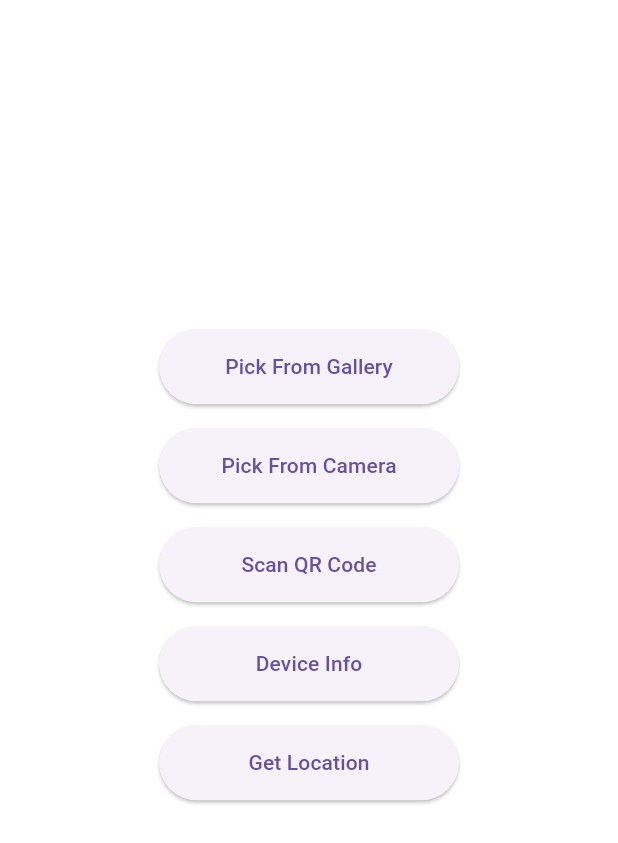
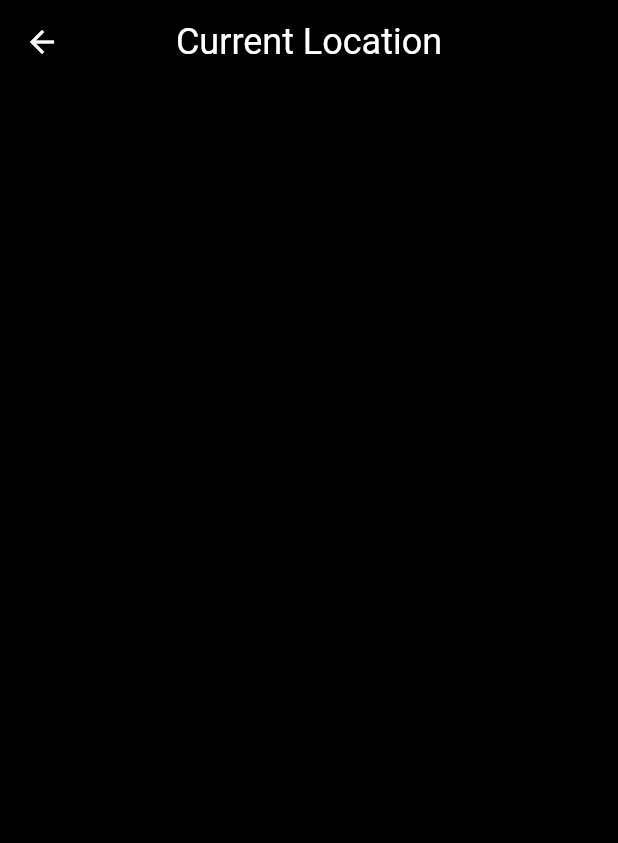
Before and after one commit to Pingu7731/idkbro, a Flutter app: the screen it shows after launch, after a tap on "Get Location", on a phone screen of 412 x 824 dp. Shown: the top 843 px of the screen. Run offline on Flutter 3.47's test engine with Material 3 defaults, Android fonts, the light colour scheme and no system bars; our stand-ins replace device_info_plus, image_picker; missing offline and left inert: mobile_scanner.

Commit message:
Add: GeoLocator
add:
-new getlocation.dart
-pubspec grolocator
-new mental illness

```diff
--- a/idkbro/lib/homepage.dart
+++ b/idkbro/lib/homepage.dart
@@ -2,6 +2,7 @@ import 'dart:io';
 
 import 'package:flutter/material.dart';
 import 'package:idkbro/widget/deviceinfo.dart';
+import 'package:idkbro/widget/getlocation.dart';
 import 'package:idkbro/widget/scanbarqr.dart';
 import 'package:image_picker/image_picker.dart';
 
@@ -75,7 +76,14 @@ class _HomepageState extends State<Homepage> {
                 style: ButtonStyle(
                   minimumSize: WidgetStatePropertyAll(const Size(200, 50)),
                 ),
-                onPressed: () {},
+                onPressed: () {
+                  Navigator.push(
+                    context,
+                    MaterialPageRoute(
+                      builder: (context) => const Getlocation(),
+                    ),
+                  );
+                },
                 child: const Text("Get Location"),
               ),
               const SizedBox(height: 50),
--- /dev/null
+++ b/idkbro/lib/widget/getlocation.dart
@@ -0,0 +1,31 @@
+import 'package:flutter/material.dart';
+
+class Getlocation extends StatefulWidget {
+  const Getlocation({super.key});
+
+  @override
+  State<Getlocation> createState() => _GetlocationState();
+}
+
+class _GetlocationState extends State<Getlocation> {
+  @override
+  Widget build(BuildContext context) {
+    return Scaffold(
+      backgroundColor: Colors.black,
+      appBar: AppBar(
+        backgroundColor: Colors.black,
+        title: const Text(
+          "Current Location",
+          style: TextStyle(fontSize: 24, color: Colors.white),
+        ),
+        centerTitle: true,
+        leading: IconButton(
+          icon: const Icon(Icons.arrow_back, color: Colors.white),
+          onPressed: () {
+            Navigator.pop(context);
+          },
+        ),
+      ),
+    );
+  }
+}
--- a/idkbro/pubspec.yaml
+++ b/idkbro/pubspec.yaml
@@ -11,6 +11,7 @@ dependencies:
   flutter:
     sdk: flutter
 
+  geolocator: ^14.0.0
   image_picker: ^1.1.2
   mobile_scanner: ^7.0.0
 
```
Also changed, not shown: idkbro/pubspec.lock, 3 other files.
